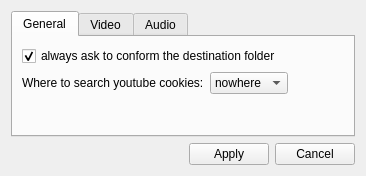
Above: tubic/qt_wrap/ui/settings_window.ui from sentenzo/tubic before the change. Below: the same form after it.
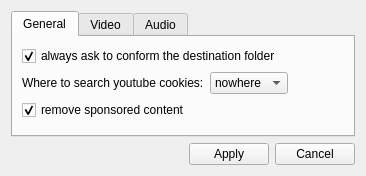
That is the form after the change.

```diff
--- a/tubic/qt_wrap/ui/settings_window.ui
+++ b/tubic/qt_wrap/ui/settings_window.ui
@@ -98,6 +98,16 @@
          </item>
         </layout>
        </item>
+       <item>
+        <widget class="QCheckBox" name="chb_remove_sponsored">
+         <property name="text">
+          <string>remove sponsored content</string>
+         </property>
+         <property name="checked">
+          <bool>true</bool>
+         </property>
+        </widget>
+       </item>
        <item>
         <spacer name="verticalSpacer">
          <property name="orientation">
```
